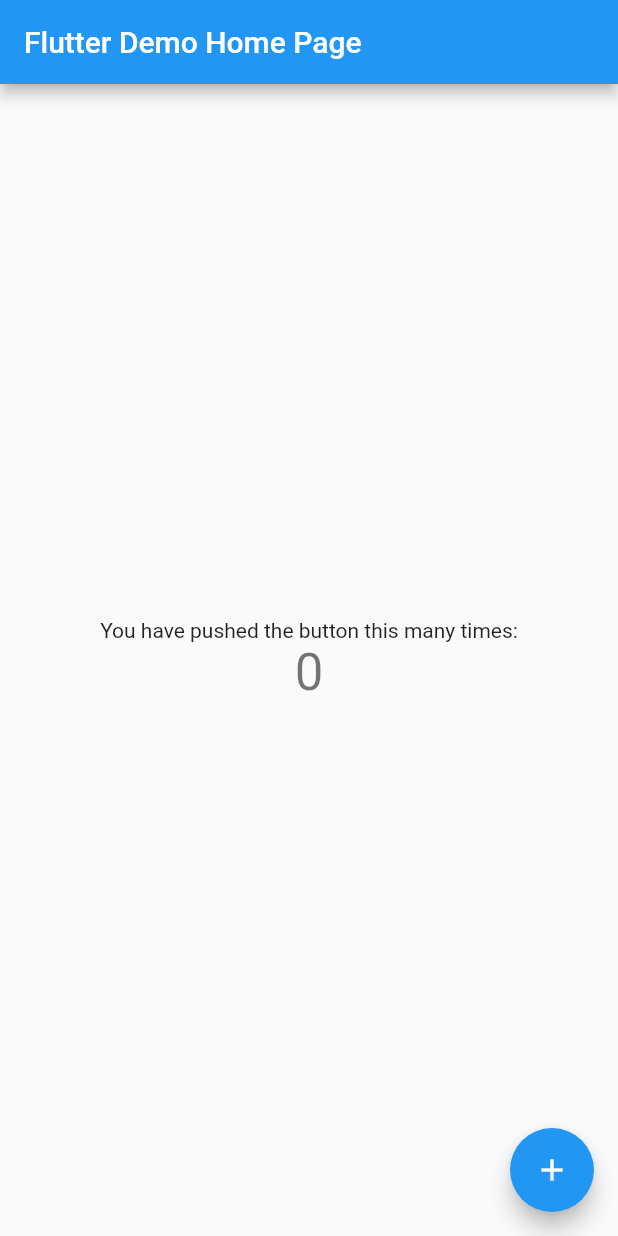
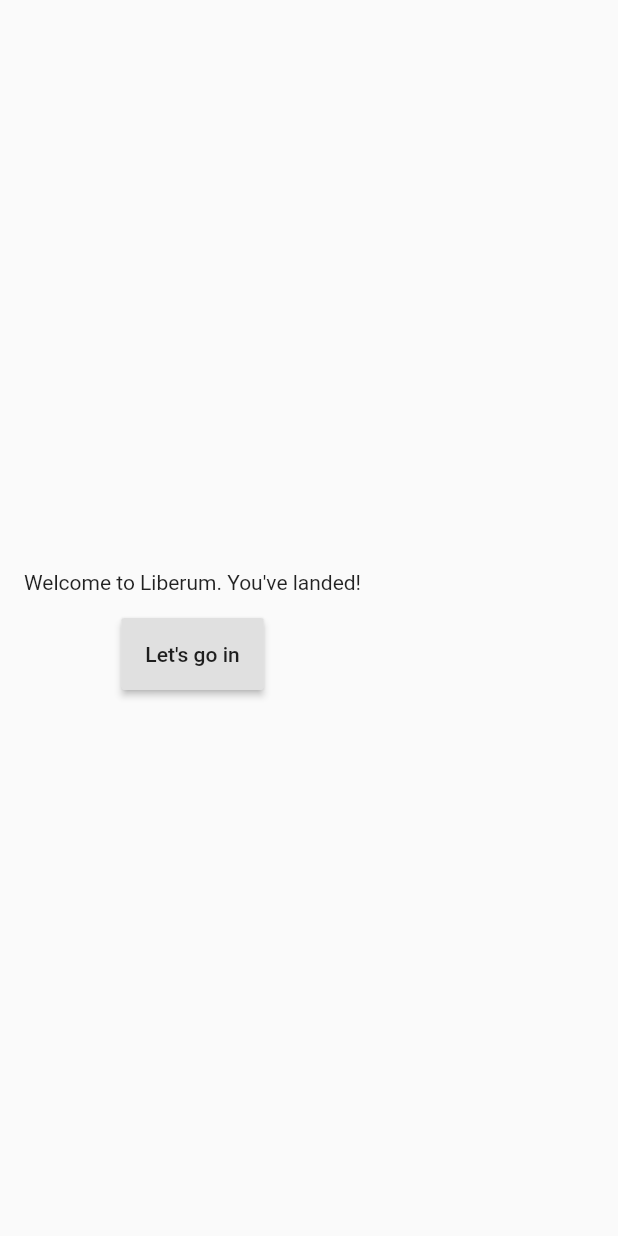
Before and after one commit to malyvsen/liberum, a Flutter app: the screen it shows after launch, on a phone screen of 412 x 824 dp. Run offline on Flutter 3.47's test engine with Material 2 defaults, Android fonts, the phone set to English and light mode, and no system bars; accounts and stored records are empty.

Commit message:
feat: add basic routing structure

```diff
--- /dev/null
+++ b/lib/frontend/landing/main.dart
@@ -0,0 +1,26 @@
+import 'package:flutter/material.dart';
+
+class LandingScreen extends StatelessWidget {
+  @override
+  Widget build(BuildContext context) {
+    return Scaffold(
+      body: Column(
+          mainAxisAlignment: MainAxisAlignment.center,
+          crossAxisAlignment: CrossAxisAlignment.center,
+          children: [
+            Container(
+              child: Text("Welcome to Liberum. You've landed!"),
+              padding: const EdgeInsets.all(16),
+            ),
+            RaisedButton(
+              child: Text("Let's go in"),
+              padding: const EdgeInsets.all(16),
+              onPressed: () {
+                // Navigate to the second screen using a named route.
+                Navigator.pushReplacementNamed(context, '/home');
+              },
+            ),
+          ]),
+    );
+  }
+}
--- a/lib/main.dart
+++ b/lib/main.dart
@@ -1,111 +1,19 @@
 import 'package:flutter/material.dart';
 
-void main() => runApp(MyApp());
+import 'package:liberum/frontend/home/main.dart';
+import 'package:liberum/frontend/landing/main.dart';
 
-class MyApp extends StatelessWidget {
-  // This widget is the root of your application.
-  @override
-  Widget build(BuildContext context) {
-    return MaterialApp(
-      title: 'Flutter Demo',
-      theme: ThemeData(
-        // This is the theme of your application.
-        //
-        // Try running your application with "flutter run". You'll see the
-        // application has a blue toolbar. Then, without quitting the app, try
-        // changing the primarySwatch below to Colors.green and then invoke
-        // "hot reload" (press "r" in the console where you ran "flutter run",
-        // or simply save your changes to "hot reload" in a Flutter IDE).
-        // Notice that the counter didn't reset back to zero; the application
-        // is not restarted.
-        primarySwatch: Colors.blue,
-      ),
-      home: MyHomePage(title: 'Flutter Demo Home Page'),
-    );
-  }
+void main() {
+  runApp(MaterialApp(
+    title: 'Liberum',
+    // Start the app with the "/" named route. In this case, the app starts
+    // on the FirstScreen widget.
+    initialRoute: '/landing',
+    routes: {
+      // When navigating to the "/" route, build the FirstScreen widget.
+      '/landing': (context) => LandingScreen(),
+      // When navigating to the "/second" route, build the SecondScreen widget.
+      '/': (context) => HomeScreen(),
+    },
+  ));
 }
-
-class MyHomePage extends StatefulWidget {
-  MyHomePage({Key key, this.title}) : super(key: key);
-
-  // This widget is the home page of your application. It is stateful, meaning
-  // that it has a State object (defined below) that contains fields that affect
-  // how it looks.
-
-  // This class is the configuration for the state. It holds the values (in this
-  // case the title) provided by the parent (in this case the App widget) and
-  // used by the build method of the State. Fields in a Widget subclass are
-  // always marked "final".
-
-  final String title;
-
-  @override
-  _MyHomePageState createState() => _MyHomePageState();
-}
-
-class _MyHomePageState extends State<MyHomePage> {
-  int _counter = 0;
-
-  void _incrementCounter() {
-    setState(() {
-      // This call to setState tells the Flutter framework that something has
-      // changed in this State, which causes it to rerun the build method below
-      // so that the display can reflect the updated values. If we changed
-      // _counter without calling setState(), then the build method would not be
-      // called again, and so nothing would appear to happen.
-      _counter++;
-    });
-  }
-
-  @override
-  Widget build(BuildContext context) {
-    // This method is rerun every time setState is called, for instance as done
-    // by the _incrementCounter method above.
-    //
-    // The Flutter framework has been optimized to make rerunning build methods
-    // fast, so that you can just rebuild anything that needs updating rather
-    // than having to individually change instances of widgets.
-    return Scaffold(
-      appBar: AppBar(
-        // Here we take the value from the MyHomePage object that was created by
-        // the App.build method, and use it to set our appbar title.
-        title: Text(widget.title),
-      ),
-      body: Center(
-        // Center is a layout widget. It takes a single child and positions it
-        // in the middle of the parent.
-        child: Column(
-          // Column is also a layout widget. It takes a list of children and
-          // arranges them vertically. By default, it sizes itself to fit its
-          // children horizontally, and tries to be as tall as its parent.
-          //
-          // Invoke "debug painting" (press "p" in the console, choose the
-          // "Toggle Debug Paint" action from the Flutter Inspector in Android
-          // Studio, or the "Toggle Debug Paint" command in Visual Studio Code)
-          // to see the wireframe for each widget.
-          //
-          // Column has various properties to control how it sizes itself and
-          // how it positions its children. Here we use mainAxisAlignment to
-          // center the children vertically; the main axis here is the vertical
-          // axis because Columns are vertical (the cross axis would be
-          // horizontal).
-          mainAxisAlignment: MainAxisAlignment.center,
-          children: <Widget>[
-            Text(
-              'You have pushed the button this many times:',
-            ),
-            Text(
-              '$_counter',
-              style: Theme.of(context).textTheme.display1,
-            ),
-          ],
-        ),
-      ),
-      floatingActionButton: FloatingActionButton(
-        onPressed: _incrementCounter,
-        tooltip: 'Increment',
-        child: Icon(Icons.add),
-      ), // This trailing comma makes auto-formatting nicer for build methods.
-    );
-  }
-}
```
Also changed, not shown: lib/frontend/home/main.dart (added, +15 -0 lines).
